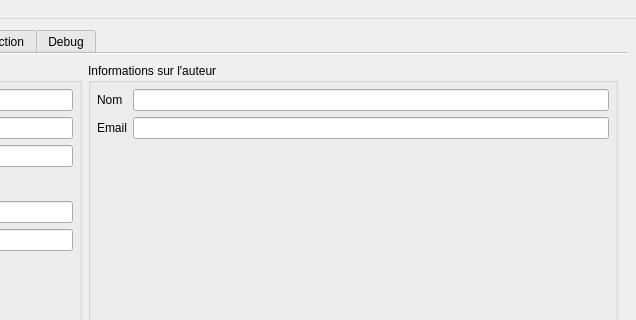
Above: src/ui/mainWindow.ui from olivierkes/manuskript before the change; both pictures show x 467 to 1103 and y 0 to 320 of the 1103 by 809 pixel window. Below: the same form after it.
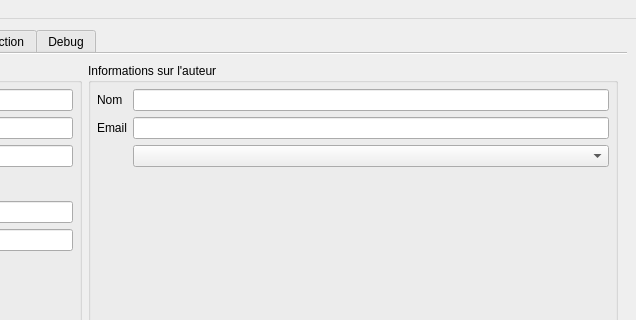
That is the form after the change. The open tabs and pages were chosen to show the change. Icons and pictures are not drawn. Custom widgets are drawn as their Qt base class.

Commit message: Playing with styles

```diff
--- a/src/ui/mainWindow.ui
+++ b/src/ui/mainWindow.ui
@@ -160,6 +160,9 @@
              <item row="1" column="1">
               <widget class="QLineEdit" name="txtGeneralEmail"/>
              </item>
+             <item row="2" column="1">
+              <widget class="QComboBox" name="cmbStyle"/>
+             </item>
             </layout>
            </widget>
           </item>
```
The commit also changes 5 other files.
